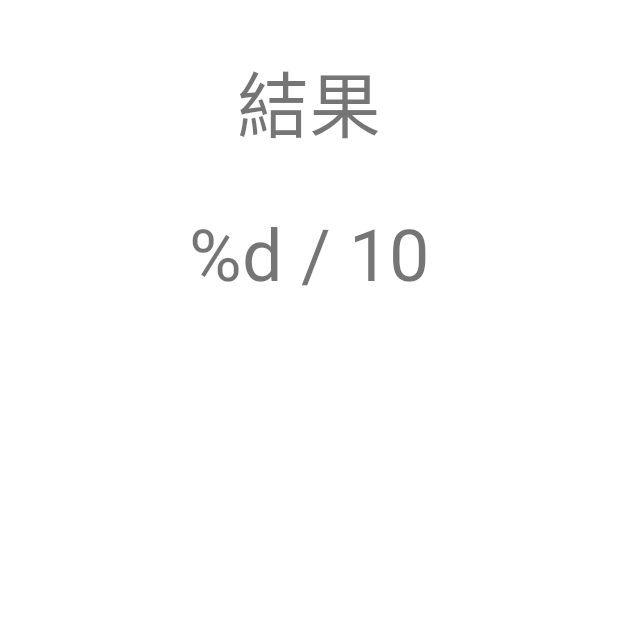
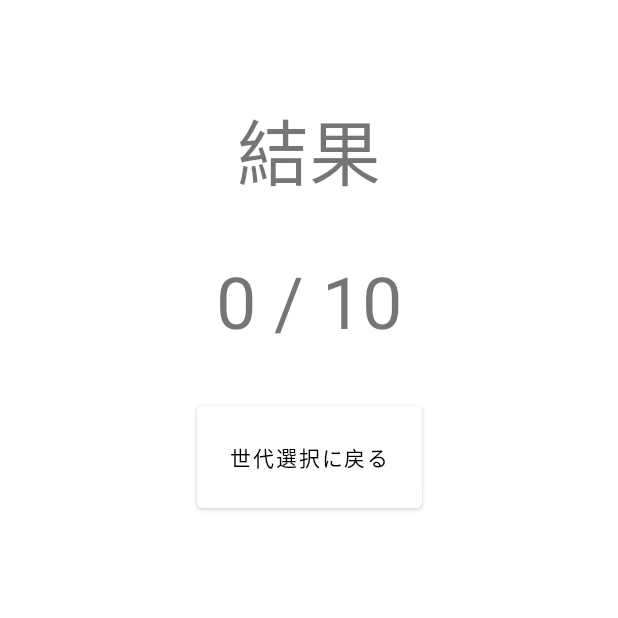
Before and after one commit to s21015/PokemonQuizApp, an Android app: the ResultScreen screen opened through its navigation route, on a phone screen of 412 x 824 dp, the top half of it. Run offline under Robolectric (Android 15) with nearby library versions, the light colour scheme and no system bars.

Commit message:
リザルト画面の実装

```diff
--- a/app/src/main/java/jp/ac/it_college/std/s21015/pokemonquizapp/ResultScreen.kt
+++ b/app/src/main/java/jp/ac/it_college/std/s21015/pokemonquizapp/ResultScreen.kt
@@ -5,17 +5,26 @@ import androidx.fragment.app.Fragment
 import android.view.LayoutInflater
 import android.view.View
 import android.view.ViewGroup
+import androidx.navigation.Navigation
+import androidx.navigation.fragment.navArgs
 import jp.ac.it_college.std.s21015.pokemonquizapp.databinding.FragmentResultScreenBinding
 
 class ResultScreen : Fragment() {
     private var _binding: FragmentResultScreenBinding? = null
     private val binding get() = _binding!!
+    private val args: ResultScreenArgs by navArgs()
 
     override fun onCreateView(
         inflater: LayoutInflater, container: ViewGroup?,
         savedInstanceState: Bundle?
     ): View? {
         _binding = FragmentResultScreenBinding.inflate(inflater, container,false)
+        binding.scoreText.text = getString(R.string.score, args.score)
+        binding.returnBtn.setOnClickListener {
+            Navigation.findNavController(it).navigate(
+                ResultScreenDirections.actionResultScreenToGenerationScreen()
+            )
+        }
         return binding.root
     }
 
--- a/app/src/main/res/layout/fragment_result_screen.xml
+++ b/app/src/main/res/layout/fragment_result_screen.xml
@@ -10,7 +10,7 @@
         android:id="@+id/resultText"
         android:layout_width="wrap_content"
         android:layout_height="wrap_content"
-        android:layout_marginTop="32dp"
+        android:layout_marginTop="64dp"
         android:text="@string/result"
         android:textSize="48sp"
         app:layout_constraintEnd_toEndOf="parent"
@@ -27,4 +27,16 @@
         app:layout_constraintEnd_toEndOf="parent"
         app:layout_constraintStart_toStartOf="parent"
         app:layout_constraintTop_toBottomOf="@+id/resultText" />
+
+    <Button
+        android:id="@+id/returnBtn"
+        android:layout_width="150dp"
+        android:layout_height="80dp"
+        android:layout_marginTop="32dp"
+        android:backgroundTint="@color/white"
+        android:text="@string/returnTxt"
+        android:textColor="@color/black"
+        app:layout_constraintEnd_toEndOf="parent"
+        app:layout_constraintStart_toStartOf="parent"
+        app:layout_constraintTop_toBottomOf="@+id/scoreText" />
 </androidx.constraintlayout.widget.ConstraintLayout>
--- a/app/src/main/res/navigation/nav.xml
+++ b/app/src/main/res/navigation/nav.xml
@@ -45,5 +45,14 @@
         android:id="@+id/resultScreen"
         android:name="jp.ac.it_college.std.s21015.pokemonquizapp.ResultScreen"
         android:label="fragment_result_screen"
-        tools:layout="@layout/fragment_result_screen" />
+        tools:layout="@layout/fragment_result_screen" >
+        <argument
+            android:name="score"
+            app:argType="integer"
+            android:defaultValue="0"
+            />
+        <action
+            android:id="@+id/action_resultScreen_to_generationScreen"
+            app:destination="@id/generationScreen" />
+    </fragment>
 </navigation>
--- a/app/src/main/res/values/strings.xml
+++ b/app/src/main/res/values/strings.xml
@@ -10,5 +10,8 @@
     <string name="count_text">%1$s</string>
     <string name="pokeName">%1$s</string>
     <string name="result">結果</string>
-    <string name="score">%d / 10</string>
+    <string name="questionNum">Q.%1$d</string>
+    <string name="score">%1$d / 10</string>
+    <string name="answer">%1$s</string>
+    <string name="returnTxt">世代選択に戻る</string>
 </resources>
```
Also changed, not shown: app/src/main/java/jp/ac/it_college/std/s21015/pokemonquizapp/QuizScreen.kt (+19 -10 lines), app/src/main/res/layout/fragment_quiz_screen.xml (+19 -9 lines).
